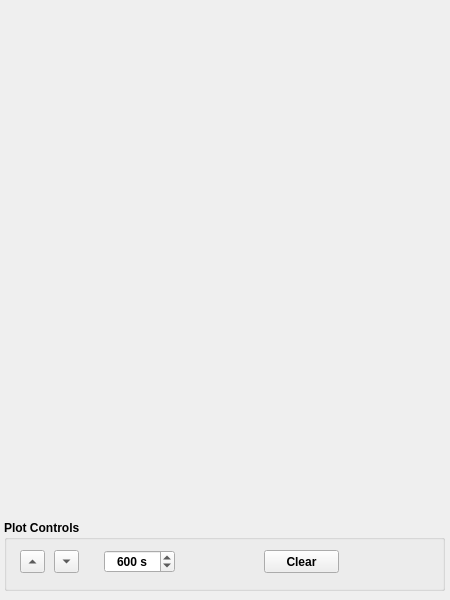
Above: commonsrc/stripframetriple.ui from hancse/powermeter before the change. Below: the same form after it.
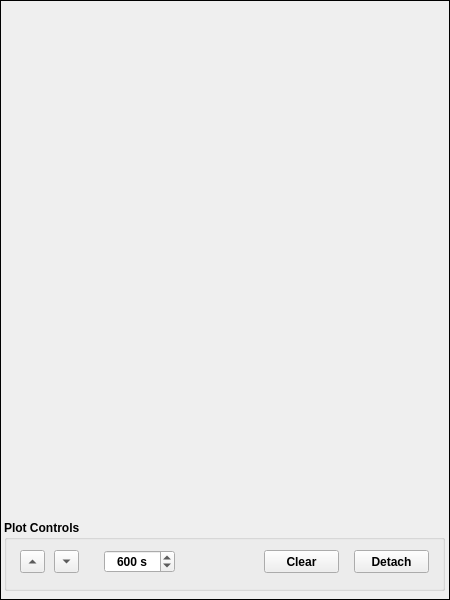
That is the form after the change.

Commit message:
Synchronized StripFrameTriple class with StripFrameDouble class from DaqMon commit 8f66187
Updated Qwt -> 620

Diff of the .ui file:
```diff
--- a/commonsrc/stripframetriple.ui
+++ b/commonsrc/stripframetriple.ui
@@ -19,6 +19,9 @@
   <property name="windowTitle">
    <string>Frame</string>
   </property>
+  <property name="frameShape">
+   <enum>QFrame::Box</enum>
+  </property>
   <widget class="QGroupBox" name="gbPlotControls">
    <property name="geometry">
     <rect>
@@ -31,6 +34,22 @@
    <property name="title">
     <string>Plot Controls</string>
    </property>
+   <widget class="QPushButton" name="btnDetach">
+    <property name="geometry">
+     <rect>
+      <x>350</x>
+      <y>30</y>
+      <width>75</width>
+      <height>23</height>
+     </rect>
+    </property>
+    <property name="text">
+     <string>Detach</string>
+    </property>
+    <property name="checkable">
+     <bool>true</bool>
+    </property>
+   </widget>
    <widget class="QPushButton" name="btnClear">
     <property name="geometry">
      <rect>
```
The commit also changes 3 other files.
